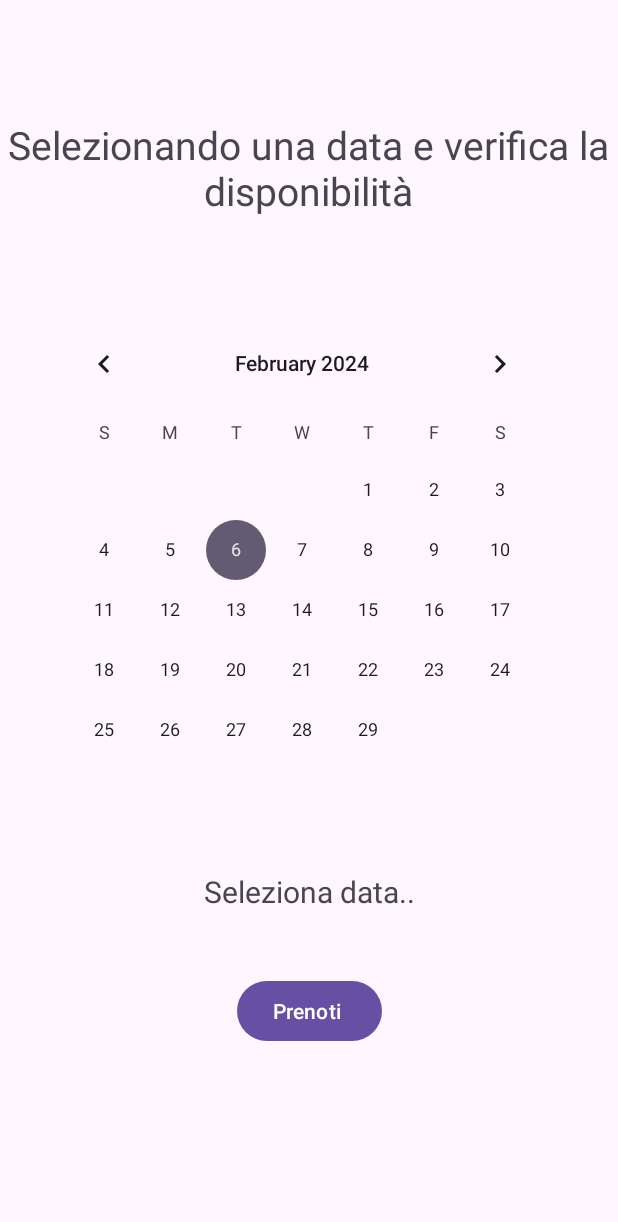
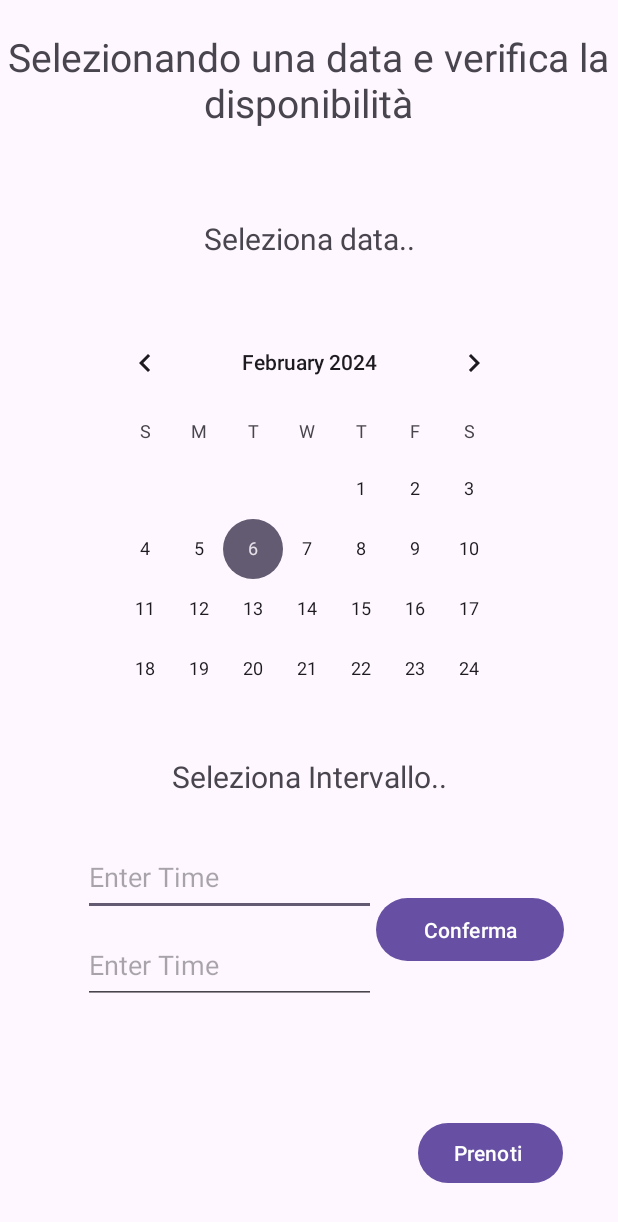
Before and after one commit to francesco-de-marco/HostApp, an Android app: the Main2Activity screen opened directly, with no data from a screen before it, on a phone screen of 412 x 824 dp. Shown: the top 1222 px of the screen. Run offline under Robolectric (Android 15) with nearby library versions, the phone set to English and light mode, and no system bars.

Commit message:
First commit

```diff
--- a/app/src/main/java/com/example/hostapp/Main2Activity.kt
+++ b/app/src/main/java/com/example/hostapp/Main2Activity.kt
@@ -1,13 +1,17 @@
 package com.example.hostapp
 
 
+import android.app.TimePickerDialog
 import androidx.appcompat.app.AppCompatActivity
 import android.os.Bundle
 import android.widget.Button
 import android.widget.CalendarView
+import android.widget.EditText
 import android.widget.TextView
 import android.widget.Toast
 import java.util.Calendar
+import android.text.InputType;
+import android.widget.TimePicker;
 
 
 class Main2Activity : AppCompatActivity() {
@@ -16,8 +20,16 @@ class Main2Activity : AppCompatActivity() {
     private lateinit var calendario: Calendar
     private lateinit var btnPrenotati: Button
     private lateinit var dataPren: TextView
+    private lateinit var btnGetTime: Button
+    private lateinit var inputTimeI: EditText
+    private lateinit var inputTimeF: EditText
+    private lateinit var timeSelect: TextView
+    private lateinit var picker:TimePickerDialog
+    private var hourI:Int = 0
+    private var hourF:Int = 0
+
+
     data class SelectedDate(val year: Int, val month: Int, val day: Int)
-
     var selectedDate: SelectedDate? = null
 
 
@@ -25,12 +37,17 @@ class Main2Activity : AppCompatActivity() {
     override fun onCreate(savedInstanceState: Bundle?) {
         super.onCreate(savedInstanceState)
         setContentView(R.layout.activity_main2)
+        //Caledario
         calendarView = findViewById(R.id.calendarView)
         calendario = Calendar.getInstance()
         btnPrenotati=findViewById(R.id.prenotati)
         dataPren=findViewById(R.id.dataPren)
-
-
+        //Ora
+        inputTimeI = findViewById(R.id.inputTimeI)
+        inputTimeF = findViewById(R.id.inputTimeF)
+        btnGetTime=findViewById(R.id.btnGetTime)
+        timeSelect=findViewById(R.id.timeSelect)
+        //selezione calendario
         calendarView.setOnDateChangeListener { view, year, month, day->
             selectedDate = SelectedDate(year, month, day)
             dataPren.setText("Data: "+day+"/"+(month+1)+"/"+year)
@@ -44,21 +61,62 @@ class Main2Activity : AppCompatActivity() {
             } else if (dataScorretta()) {
                 dataPren.requestFocus()
                 dataPren.error
-                Toast.makeText(this@Main2Activity, "gggg La data selezionata è sbagliata", Toast.LENGTH_SHORT).show()
-            }
+                Toast.makeText(this@Main2Activity, "La data selezionata è sbagliata", Toast.LENGTH_SHORT).show()
+            } else if(hourI>=hourF)
+                    Toast.makeText(this@Main2Activity, "L'intervvallo di tempo è scoretto", Toast.LENGTH_SHORT).show()
         }
 
+        inputTimeI.setInputType(InputType.TYPE_NULL);
+        inputTimeI.setOnClickListener{
+            hourI = calendario[Calendar.HOUR_OF_DAY]
 
+            picker = TimePickerDialog(it.context, object : TimePickerDialog.OnTimeSetListener {
+                override fun onTimeSet(view: TimePicker, sHour: Int, sMinute: Int) {
+                    if (sMinute!=0)
+                        Toast.makeText(this@Main2Activity, "I minuti verrano ignorati", Toast.LENGTH_SHORT).show()
+                    hourI=sHour
+                    inputTimeI.setText(""+sHour + ":" + "00")
+                }
+            }, hourI, 0, true)
+            picker.show()
+        }
+        inputTimeF.setInputType(InputType.TYPE_NULL);
+        inputTimeF.setOnClickListener{
+            hourF = calendario[Calendar.HOUR_OF_DAY]
+
+            picker = TimePickerDialog(it.context, object : TimePickerDialog.OnTimeSetListener {
+                override fun onTimeSet(view: TimePicker, sHour: Int, sMinute: Int) {
+                    if (sMinute!=0)
+                        Toast.makeText(this@Main2Activity, "I minuti verrano ignorati", Toast.LENGTH_SHORT).show()
+                    if(sHour==0)
+                        hourF=24
+                    else hourF=sHour
+                    inputTimeF.setText(""+hourF + ":" + "00")
+                }
+            }, hourF, 0, true)
+            picker.show()
+        }
+        val btnGetTime: Button = findViewById(R.id.btnGetTime)
+        btnGetTime.setOnClickListener {
+            if(hourI>=hourF)
+                Toast.makeText(this@Main2Activity, "["+hourI+"-"+hourF+"] L'intervvallo di tempo è scoretto", Toast.LENGTH_SHORT).show()
+            else
+            timeSelect.text = "L'intervallo è: [${inputTimeI.text}-${inputTimeF.text}]"
+        }
     }
+
 
     private fun dataScorretta(): Boolean {
         val yearC = calendario.get(Calendar.YEAR) //anno di oggi
         val monthC = calendario.get(Calendar.MONTH)//
         val dayC = calendario.get(Calendar.DAY_OF_MONTH)
-        Toast.makeText(this@Main2Activity,""+selectedDate!!.year+"|"+yearC+"|||"+selectedDate!!.month+"|"+monthC+"|||"+selectedDate!!.day+"|"+dayC, Toast.LENGTH_SHORT).show()
-        return   (selectedDate!!.year<yearC || selectedDate!!.year>yearC+1 ) ||
+        return  (selectedDate!!.year<yearC || selectedDate!!.year>yearC+1 ) ||
                 (selectedDate!!.year==yearC && selectedDate!!.month<monthC) ||
                 (selectedDate!!.year==yearC && selectedDate!!.month==monthC && selectedDate!!.day<dayC)
 
     }
+
+
+
+
 }
--- a/app/src/main/res/layout/activity_main2.xml
+++ b/app/src/main/res/layout/activity_main2.xml
@@ -21,18 +21,18 @@
         app:layout_constraintHorizontal_bias="0.0"
         app:layout_constraintStart_toStartOf="parent"
         app:layout_constraintTop_toTopOf="parent"
-        app:layout_constraintVertical_bias="0.102" />
+        app:layout_constraintVertical_bias="0.024" />
+
 
     <CalendarView
         android:id="@+id/calendarView"
-        android:layout_width="wrap_content"
-        android:layout_height="wrap_content"
+        android:layout_width="295dp"
+        android:layout_height="271dp"
         app:layout_constraintBottom_toBottomOf="parent"
         app:layout_constraintEnd_toEndOf="parent"
-        app:layout_constraintHorizontal_bias="0.428"
         app:layout_constraintStart_toStartOf="parent"
         app:layout_constraintTop_toTopOf="parent"
-        app:layout_constraintVertical_bias="0.43" />
+        app:layout_constraintVertical_bias="0.376" />
 
     <Button
         android:id="@+id/prenotati"
@@ -42,14 +42,16 @@
         android:text="Prenoti "
         app:layout_constraintBottom_toBottomOf="parent"
         app:layout_constraintEnd_toEndOf="parent"
+        app:layout_constraintHorizontal_bias="0.884"
         app:layout_constraintStart_toStartOf="parent"
         app:layout_constraintTop_toTopOf="parent"
-        app:layout_constraintVertical_bias="0.838" />
+        app:layout_constraintVertical_bias="0.96" />
 
     <TextView
         android:id="@+id/dataPren"
         android:layout_width="match_parent"
         android:layout_height="40dp"
+        android:fontFamily="sans-serif"
         android:gravity="center"
         android:text="Seleziona data.."
         android:textSize="20dp"
@@ -58,7 +60,63 @@
         app:layout_constraintHorizontal_bias="0.0"
         app:layout_constraintStart_toStartOf="parent"
         app:layout_constraintTop_toTopOf="parent"
-        app:layout_constraintVertical_bias="0.733" />
+        app:layout_constraintVertical_bias="0.178" />
+
+    <Button
+        android:id="@+id/btnGetTime"
+        android:layout_width="125dp"
+        android:layout_height="50dp"
+        android:layout_below="@+id/inputTimeI"
+        android:layout_marginTop="76dp"
+        android:text="Conferma"
+        app:layout_constraintBottom_toBottomOf="parent"
+        app:layout_constraintEnd_toEndOf="parent"
+        app:layout_constraintHorizontal_bias="0.874"
+        app:layout_constraintStart_toStartOf="parent"
+        app:layout_constraintTop_toBottomOf="@+id/calendarView"
+        app:layout_constraintVertical_bias="0.18" />
+
+    <EditText
+        android:id="@+id/inputTimeI"
+        android:layout_width="195dp"
+        android:layout_height="51dp"
+        android:layout_marginTop="80dp"
+        android:ems="10"
+        android:hint="Enter Time"
+        app:layout_constraintEnd_toStartOf="@+id/btnGetTime"
+        app:layout_constraintHorizontal_bias="1.0"
+        app:layout_constraintStart_toStartOf="parent"
+        app:layout_constraintTop_toBottomOf="@+id/calendarView" />
+
+    <EditText
+        android:id="@+id/inputTimeF"
+        android:layout_width="195dp"
+        android:layout_height="51dp"
+        android:layout_marginTop="4dp"
+        android:ems="10"
+        android:hint="Enter Time"
+        app:layout_constraintBottom_toBottomOf="parent"
+        app:layout_constraintEnd_toStartOf="@+id/btnGetTime"
+        app:layout_constraintHorizontal_bias="1.0"
+        app:layout_constraintStart_toStartOf="parent"
+        app:layout_constraintTop_toBottomOf="@+id/inputTimeI"
+        app:layout_constraintVertical_bias="0.019" />
+
+    <TextView
+        android:id="@+id/timeSelect"
+        android:layout_width="wrap_content"
+        android:layout_height="wrap_content"
+        android:layout_below="@+id/btnGetTime"
+        android:layout_marginBottom="28dp"
+        android:fontFamily="sans-serif"
+        android:gravity="center"
+        android:text="Seleziona Intervallo.."
+        android:textSize="20dp"
+        app:layout_constraintBottom_toTopOf="@+id/inputTimeI"
+        app:layout_constraintEnd_toEndOf="parent"
+        app:layout_constraintStart_toStartOf="parent"
+        app:layout_constraintTop_toTopOf="parent"
+        app:layout_constraintVertical_bias="1.0" />
 
 
 </androidx.constraintlayout.widget.ConstraintLayout>
```
